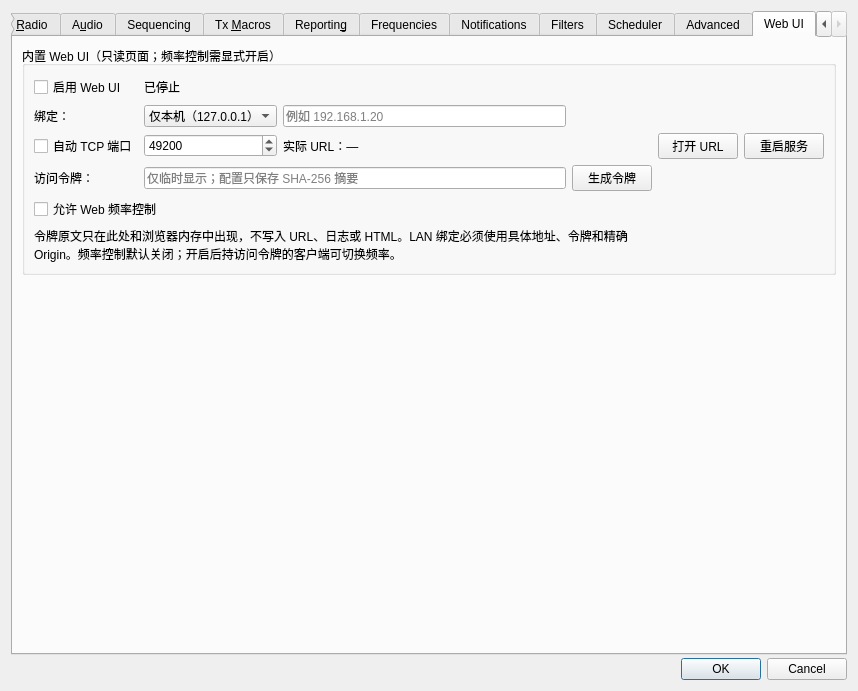
Old version of the form Configuration.ui in the repository iCassius/JTDX_mod.
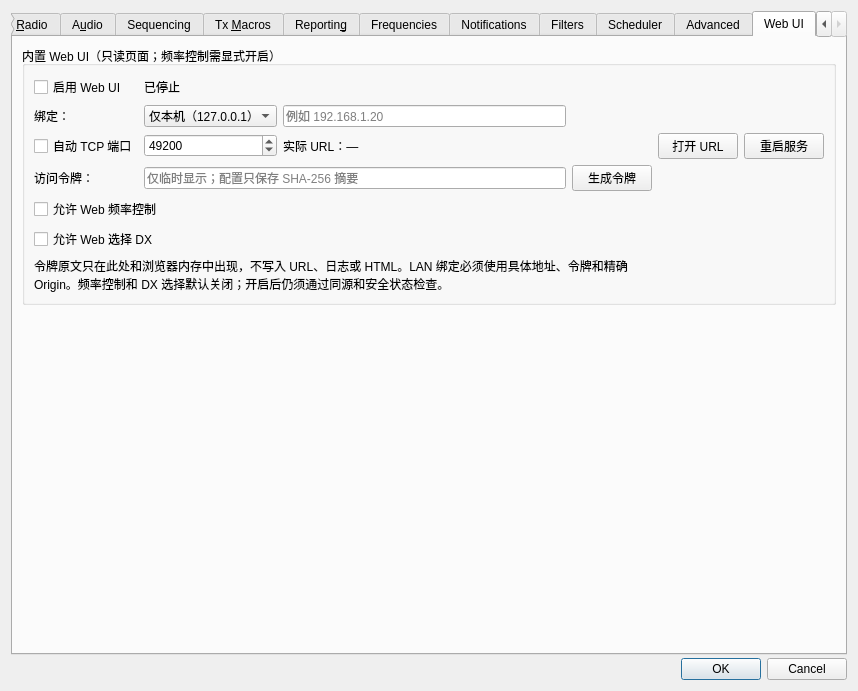
New version of the form. The open tabs and pages were chosen to show the change.

Commit message: P4：接入 DX 选择软件安全链路

Patch:
```diff
--- a/Configuration.ui
+++ b/Configuration.ui
@@ -7602,7 +7602,8 @@
           <item row="3" column="1" colspan="2"><widget class="QLineEdit" name="web_ui_token_line_edit"><property name="echoMode"><enum>QLineEdit::Password</enum></property><property name="placeholderText"><string>仅临时显示；配置只保存 SHA-256 摘要</string></property></widget></item>
           <item row="3" column="3"><widget class="QPushButton" name="web_ui_generate_token_push_button"><property name="text"><string>生成令牌</string></property></widget></item>
           <item row="4" column="0" colspan="4"><widget class="QCheckBox" name="web_ui_frequency_control_check_box"><property name="text"><string>允许 Web 频率控制</string></property><property name="toolTip"><string>默认关闭；开启后，持有访问令牌的客户端可切换频率，仍须通过同源和安全状态检查。</string></property></widget></item>
-          <item row="5" column="0" colspan="4"><widget class="QLabel" name="web_ui_help_label"><property name="wordWrap"><bool>true</bool></property><property name="text"><string>令牌原文只在此处和浏览器内存中出现，不写入 URL、日志或 HTML。LAN 绑定必须使用具体地址、令牌和精确 Origin。频率控制默认关闭；开启后持访问令牌的客户端可切换频率。</string></property></widget></item>
+          <item row="5" column="0" colspan="4"><widget class="QCheckBox" name="web_ui_dx_control_check_box"><property name="text"><string>允许 Web 选择 DX</string></property><property name="toolTip"><string>默认关闭；开启后只能选择新鲜实时解码中的合法呼号，不进入双击、QSO 或 TX 流程。</string></property></widget></item>
+          <item row="6" column="0" colspan="4"><widget class="QLabel" name="web_ui_help_label"><property name="wordWrap"><bool>true</bool></property><property name="text"><string>令牌原文只在此处和浏览器内存中出现，不写入 URL、日志或 HTML。LAN 绑定必须使用具体地址、令牌和精确 Origin。频率控制和 DX 选择默认关闭；开启后仍须通过同源和安全状态检查。</string></property></widget></item>
          </layout>
         </widget>
        </item>
```
The commit also changes 25 other files.
